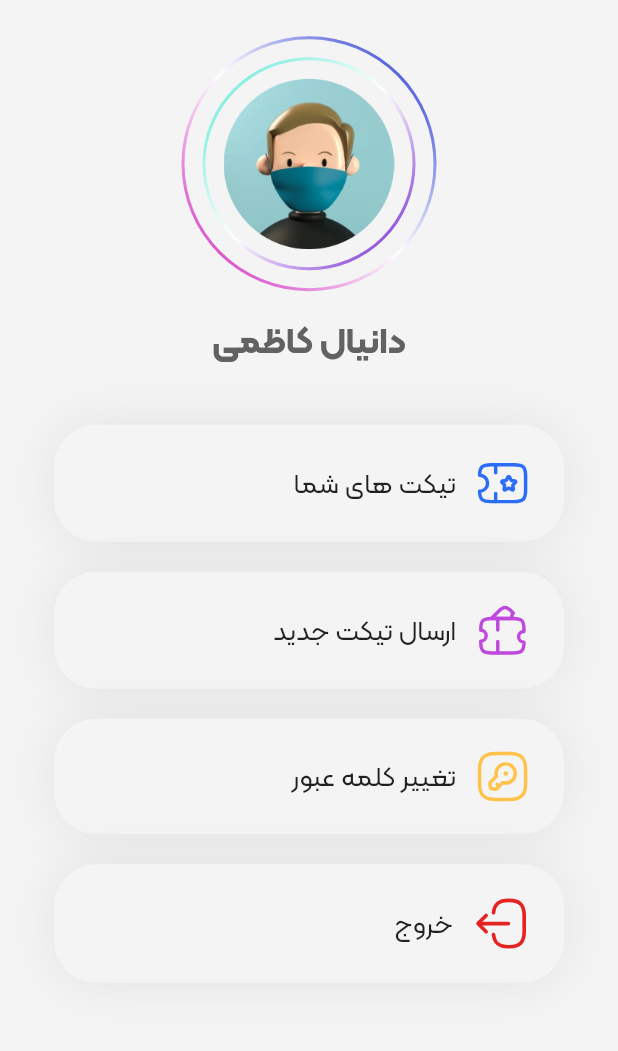
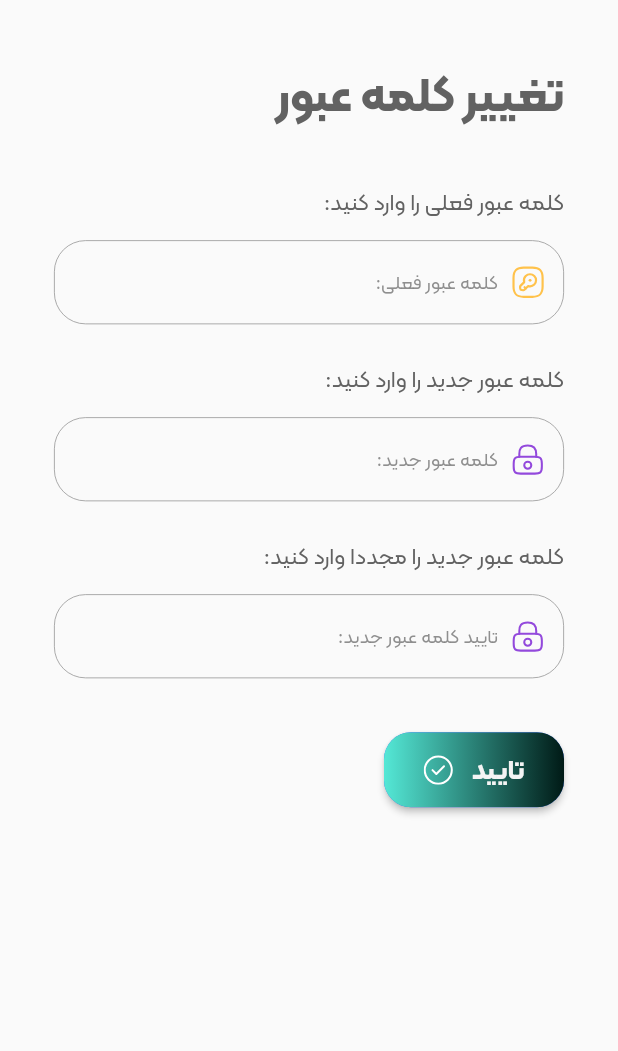
Before and after one commit to hojat2079/Ticketban, a Flutter app: the screen it shows after launch, on a phone screen of 412 x 824 dp, the part 94-1145 px from its top. Run offline on Flutter 3.47's test engine with Material 2 defaults, Android fonts, the phone set to English and light mode, and no system bars; our stand-ins replace dio, equatable, flutter_bloc, flutter_svg, get_it.

Commit message:
feat add change-pass screen

```diff
--- a/lib/gen/assets.gen.dart
+++ b/lib/gen/assets.gen.dart
@@ -37,8 +37,14 @@ class $AssetsImageSvgGen {
   SvgGenImage get allTicket =>
       const SvgGenImage('assets/image/svg/all_ticket.svg');
 
+  /// File path: assets/image/svg/check.svg
+  SvgGenImage get check => const SvgGenImage('assets/image/svg/check.svg');
+
   /// File path: assets/image/svg/exit.svg
   SvgGenImage get exit => const SvgGenImage('assets/image/svg/exit.svg');
+
+  /// File path: assets/image/svg/lock.svg
+  SvgGenImage get lock => const SvgGenImage('assets/image/svg/lock.svg');
 
   /// File path: assets/image/svg/logo.svg
   SvgGenImage get logo => const SvgGenImage('assets/image/svg/logo.svg');
--- a/lib/main.dart
+++ b/lib/main.dart
@@ -1,6 +1,7 @@
 import 'package:flutter/material.dart';
 import 'package:ticketban_mobile/di/app.dart';
 import 'package:ticketban_mobile/presentation/route.dart';
+import 'package:ticketban_mobile/presentation/screen/change_password/change_password.dart';
 import 'package:ticketban_mobile/presentation/screen/home/home.dart';
 import 'package:ticketban_mobile/presentation/theme.dart';
 
@@ -29,7 +30,7 @@ class _MyAppState extends State<MyApp> {
       // onGenerateRoute: _appRoute.onGenerateRoute,
       home: const Directionality(
         textDirection: TextDirection.rtl,
-        child: HomeScreen(),
+        child: ChangePasswordScreen(),
       ),
     );
   }
--- a/lib/presentation/color.dart
+++ b/lib/presentation/color.dart
@@ -64,4 +64,13 @@ class LightColorPalette {
     begin: Alignment.topLeft,
     end: Alignment.bottomRight,
   );
+
+  static const defaultOkButton = LinearGradient(
+    colors: [
+      Color(0xff001A16),
+      Color(0xff54E8D6),
+    ],
+    begin: Alignment.centerRight,
+    end: Alignment.centerLeft,
+  );
 }
--- a/lib/presentation/component/dimension.dart
+++ b/lib/presentation/component/dimension.dart
@@ -4,6 +4,7 @@ import 'package:flutter/material.dart';
 const BorderRadius circular32 = BorderRadius.all(Radius.circular(32));
 const BorderRadius circular28 = BorderRadius.all(Radius.circular(28));
 const BorderRadius circular16 = BorderRadius.all(Radius.circular(16));
+const BorderRadius circular18 = BorderRadius.all(Radius.circular(18));
 const BorderRadius circular10 = BorderRadius.all(Radius.circular(10));
 const BorderRadius circular14 = BorderRadius.all(Radius.circular(14));
 const BorderRadius circular21 = BorderRadius.all(Radius.circular(21));
@@ -37,7 +38,11 @@ const sizedBoxH32 = SizedBox(height: 32);
 const sizedBoxH48 = SizedBox(height: 48);
 
 //size
-const Size buttonSize = Size(96, 44);
+const Size authButtonSize = Size(96, 44);
+const double authButtonSizeWidth = 96;
+const double authButtonSizeHeight = 44;
+const double homeButtonSizeWidth = 120;
+const double homeButtonSizeHeight = 50;
 const Size size0 = Size(0, 0);
 const double dividerSize = 1;
 const double iconSize = 20;
--- a/lib/presentation/component/widget/custom_textfield.dart
+++ b/lib/presentation/component/widget/custom_textfield.dart
@@ -14,7 +14,7 @@ class CustomTextField extends StatelessWidget {
   }) : super(key: key);
 
   final bool obscure = false;
-  final TextEditingController controller;
+  final TextEditingController? controller;
   final int? maxLength;
   final TextInputType keyboardType;
   final String hint;
@@ -26,7 +26,9 @@ class CustomTextField extends StatelessWidget {
   Widget build(BuildContext context) {
     final ThemeData themeData = Theme.of(context);
     return TextField(
-      style: themeData.textTheme.bodyText2,
+      style: themeData.textTheme.bodyText2!.copyWith(
+        fontWeight: FontWeight.w500,
+      ),
       controller: controller,
       maxLines: 1,
       maxLength: maxLength,
@@ -48,8 +50,10 @@ class CustomTextField extends StatelessWidget {
         label: Text(
           hint,
           style: themeData.textTheme.bodyText2!.apply(
-            color: themeData.textTheme.bodyText2!.color!.withOpacity(0.7),
-          ),
+              color: themeData.colorScheme.onSurface.withOpacity(
+                0.7,
+              ),
+              fontSizeFactor: 0.9),
         ),
         prefixIconConstraints: const BoxConstraints(
           minWidth: iconSize,
--- a/lib/presentation/component/widget/gradiant_button.dart
+++ b/lib/presentation/component/widget/gradiant_button.dart
@@ -6,7 +6,11 @@ class GradiantButton extends StatelessWidget {
   final Gradient gradient;
   final Function() onTap;
   final String label;
+  final Widget? icon;
   final TextStyle? textStyle;
+  final double width;
+  final double height;
+  final BorderRadius borderRadius;
 
   const GradiantButton({
     Key? key,
@@ -14,6 +18,10 @@ class GradiantButton extends StatelessWidget {
     required this.onTap,
     this.textStyle,
     required this.label,
+    this.icon,
+    this.width = authButtonSizeWidth,
+    this.height = authButtonSizeHeight,
+    this.borderRadius = circular16,
   }) : super(key: key);
 
   @override
@@ -22,29 +30,37 @@ class GradiantButton extends StatelessWidget {
       onPressed: onTap,
       style: ButtonStyle(
           shape: MaterialStateProperty.all(
-            const RoundedRectangleBorder(
-              borderRadius: circular16,
+            RoundedRectangleBorder(
+              borderRadius: borderRadius,
             ),
           ),
           tapTargetSize: MaterialTapTargetSize.shrinkWrap,
-          maximumSize: MaterialStateProperty.all(buttonSize),
+          maximumSize: MaterialStateProperty.all(Size(width, height)),
           padding: MaterialStateProperty.all(padding0)),
       child: Ink(
         decoration: BoxDecoration(
           gradient: gradient,
-          borderRadius: circular16,
+          borderRadius: borderRadius,
         ),
         child: Center(
           child: Container(
             alignment: Alignment.center,
             constraints: BoxConstraints(
-              minWidth: buttonSize.width,
-              minHeight: buttonSize.height,
+              minWidth: width,
+              minHeight: height,
             ),
-            child: Text(
-              label,
-              textAlign: TextAlign.center,
-              style: textStyle,
+            child: Row(
+              mainAxisAlignment: MainAxisAlignment.center,
+              crossAxisAlignment: CrossAxisAlignment.center,
+              children: [
+                Text(
+                  label,
+                  textAlign: TextAlign.center,
+                  style: textStyle,
+                ),
+                if (icon != null) sizedBoxW12,
+                if (icon != null) icon!,
+              ],
             ),
           ),
         ),
--- a/lib/presentation/route.dart
+++ b/lib/presentation/route.dart
@@ -7,6 +7,7 @@ import 'package:ticketban_mobile/presentation/screen/auth/forget_password_screen
 import 'package:ticketban_mobile/presentation/screen/auth/login_screen.dart';
 import 'package:ticketban_mobile/presentation/screen/auth/otp_container.dart';
 import 'package:ticketban_mobile/presentation/screen/auth/register_screen.dart';
+import 'package:ticketban_mobile/presentation/screen/change_password/change_password.dart';
 import 'package:ticketban_mobile/presentation/screen/home/home.dart';
 
 class AppRoute {
@@ -90,6 +91,13 @@ class AppRoute {
             child: HomeScreen(),
           );
         });
+      case ChangePasswordScreen.route:
+        return MaterialPageRoute(builder: (context) {
+          return const Directionality(
+            textDirection: TextDirection.rtl,
+            child: ChangePasswordScreen(),
+          );
+        });
       default:
         throw Exception('root is not valid');
     }
--- a/lib/presentation/screen/auth/forget_password_screen.dart
+++ b/lib/presentation/screen/auth/forget_password_screen.dart
@@ -52,7 +52,7 @@ class _ForgetPasswordScreenState extends State<ForgetPasswordScreen> {
               hint: 'شماره تلفن',
               prefixIcon: Padding(
                 padding: paddingSuffixIcon,
-                child: Assets.image.svg.phone.svg(),
+                child: Assets.image.svg.phone.svg(width: 24),
               ),
               maxLength: 11,
             ),
--- a/lib/presentation/screen/auth/login_screen.dart
+++ b/lib/presentation/screen/auth/login_screen.dart
@@ -116,7 +116,7 @@ class _LoginScreenState extends State<LoginScreen> {
                 hint: 'شماره تلفن',
                 prefixIcon: Padding(
                   padding: paddingSuffixIcon,
-                  child: Assets.image.svg.phone.svg(),
+                  child: Assets.image.svg.phone.svg(width: 24),
                 ),
                 maxLength: 11,
               ),
@@ -127,7 +127,7 @@ class _LoginScreenState extends State<LoginScreen> {
                 isPassword: true,
                 prefixIcon: Padding(
                   padding: paddingSuffixIcon,
-                  child: Assets.image.svg.password.svg(),
+                  child: Assets.image.svg.password.svg(width: 24),
                 ),
                 suffixIcon: InkWell(
                   customBorder: const CircleBorder(),
--- a/lib/presentation/screen/auth/register_screen.dart
+++ b/lib/presentation/screen/auth/register_screen.dart
@@ -94,7 +94,7 @@ class _RegisterScreenState extends State<RegisterScreen> {
                     hint: 'نام و نام خانوادگی',
                     prefixIcon: Padding(
                       padding: paddingSuffixIcon,
-                      child: Assets.image.svg.person.svg(),
+                      child: Assets.image.svg.person.svg(width: 24),
                     ),
                   ),
                   sizedBoxH16,
@@ -104,7 +104,7 @@ class _RegisterScreenState extends State<RegisterScreen> {
                     hint: 'شماره تلفن',
                     prefixIcon: Padding(
                       padding: paddingSuffixIcon,
-                      child: Assets.image.svg.phone.svg(),
+                      child: Assets.image.svg.phone.svg(width: 24),
                     ),
                     maxLength: 11,
                   ),
@@ -115,7 +115,7 @@ class _RegisterScreenState extends State<RegisterScreen> {
                     isPassword: true,
                     prefixIcon: Padding(
                       padding: paddingSuffixIcon,
-                      child: Assets.image.svg.password.svg(),
+                      child: Assets.image.svg.password.svg(width: 24),
                     ),
                     suffixIcon: InkWell(
                       customBorder: const CircleBorder(),
--- /dev/null
+++ b/lib/presentation/screen/change_password/change_password.dart
@@ -0,0 +1,99 @@
+import 'package:flutter/material.dart';
+import 'package:flutter/services.dart';
+import 'package:ticketban_mobile/gen/assets.gen.dart';
+import 'package:ticketban_mobile/presentation/color.dart';
+import 'package:ticketban_mobile/presentation/component/dimension.dart';
+import 'package:ticketban_mobile/presentation/component/widget/custom_textfield.dart';
+import 'package:ticketban_mobile/presentation/component/widget/gradiant_button.dart';
+import 'package:ticketban_mobile/presentation/screen/home/appbar.dart';
+
+class ChangePasswordScreen extends StatelessWidget {
+  static const String route = 'ch-pass';
+  static const String head = 'تغییر کلمه عبور';
+
+  const ChangePasswordScreen({Key? key}) : super(key: key);
+
+  @override
+  Widget build(BuildContext context) {
+    final ThemeData themeData = Theme.of(context);
+    SystemChrome.setSystemUIOverlayStyle(SystemUiOverlayStyle(
+      statusBarColor: themeData.colorScheme.surface,
+      statusBarIconBrightness: Brightness.dark,
+    ));
+    return Scaffold(
+      body: SafeArea(
+        child: SingleChildScrollView(
+          child: Padding(
+            padding: padding36H,
+            child: Column(
+              crossAxisAlignment: CrossAxisAlignment.start,
+              children: [
+                sizedBoxH24,
+                const HomeAppBar(),
+                sizedBoxH36,
+                Text(
+                  'تغییر کلمه عبور',
+                  style: themeData.textTheme.headline2,
+                ),
+                sizedBoxH32,
+                Text(
+                  'کلمه عبور فعلی را وارد کنید:',
+                  style: themeData.textTheme.subtitle2,
+                ),
+                sizedBoxH12,
+                CustomTextField(
+                  hint: 'کلمه عبور فعلی:',
+                  controller: null,
+                  isPassword: true,
+                  prefixIcon: Padding(
+                    padding: paddingSuffixIcon,
+                    child: Assets.image.svg.passwordItem.svg(width: 24),
+                  ),
+                ),
+                sizedBoxH24,
+                Text(
+                  'کلمه عبور جدید را وارد کنید:',
+                  style: themeData.textTheme.subtitle2,
+                ),
+                sizedBoxH12,
+                CustomTextField(
+                  hint: 'کلمه عبور جدید:',
+                  controller: null,
+                  prefixIcon: Padding(
+                    padding: paddingSuffixIcon,
+                    child: Assets.image.svg.lock.svg(width: 24),
+                  ),
+                ),
+                sizedBoxH24,
+                Text(
+                  'کلمه عبور جدید را مجددا وارد کنید:',
+                  style: themeData.textTheme.subtitle2,
+                ),
+                sizedBoxH12,
+                CustomTextField(
+                  hint: 'تایید کلمه عبور جدید:',
+                  controller: null,
+                  prefixIcon: Padding(
+                    padding: paddingSuffixIcon,
+                    child: Assets.image.svg.lock.svg(width: 24),
+                  ),
+                ),
+                sizedBoxH36,
+                GradiantButton(
+                  gradient: LightColorPalette.defaultOkButton,
+                  onTap: () {},
+                  label: 'تایید',
+                  icon: Assets.image.svg.check.svg(width: 20),
+                  textStyle: themeData.textTheme.button,
+                  height: homeButtonSizeHeight,
+                  width: homeButtonSizeWidth,
+                  borderRadius: circular18,
+                )
+              ],
+            ),
+          ),
+        ),
+      ),
+    );
+  }
+}
--- a/lib/presentation/screen/home/home.dart
+++ b/lib/presentation/screen/home/home.dart
@@ -5,6 +5,7 @@ import 'package:flutter/services.dart';
 import 'package:ticketban_mobile/gen/assets.gen.dart';
 import 'package:ticketban_mobile/presentation/color.dart';
 import 'package:ticketban_mobile/presentation/component/dimension.dart';
+import 'package:ticketban_mobile/presentation/screen/change_password/change_password.dart';
 import 'package:ticketban_mobile/presentation/screen/home/appbar.dart';
 import 'package:ticketban_mobile/presentation/screen/home/avatar.dart';
 import 'package:ticketban_mobile/presentation/screen/home/menu_item.dart';
@@ -63,14 +64,16 @@ class HomeScreen extends StatelessWidget {
                 CustomMenuItem(
                   icon: Assets.image.svg.passwordItem.svg(),
                   text: Text(item3, style: themeData.textTheme.subtitle1),
-                  onTap: () {},
+                  onTap: () {
+                    Navigator.pushNamed(context, ChangePasswordScreen.route);
+                  },
                 ),
                 sizedBoxH20,
                 CustomMenuItem(
                   icon: Assets.image.svg.exit.svg(),
                   text: Text(item4, style: themeData.textTheme.subtitle1),
-                  onTap: () {
-                    showCustomDialog(
+                  onTap: () async {
+                    await showCustomDialog(
                         context: context,
                         title: 'آیا از خروج خود اطمینان دارید؟',
                         themeData: themeData);
@@ -88,9 +91,10 @@ class HomeScreen extends StatelessWidget {
     required BuildContext context,
     required String title,
     required ThemeData themeData,
-  }) {
-    showDialog(
+  }) async {
+    await showDialog(
       context: context,
+      barrierColor: null,
       builder: (context) {
         return Directionality(
           textDirection: TextDirection.rtl,
--- a/lib/presentation/theme.dart
+++ b/lib/presentation/theme.dart
@@ -36,7 +36,7 @@ class AppThemeConfig {
         onSurface = LightColorPalette.blackTextColor,
         divider = LightColorPalette.grey,
         primaryV = LightColorPalette.darkBlue,
-        icon = LightColorPalette.blackTextColor,
+        icon = LightColorPalette.white,
         inverseSurface = LightColorPalette.whiteShadow;
 
   ThemeData getTheme() {
@@ -52,7 +52,7 @@ class AppThemeConfig {
             inverseSurface: inverseSurface,
             onSurface: onSurface),
         textTheme: TextTheme(
-          bodyText2: defaultTextStyle.copyWith(color: onPrimary),
+          bodyText2: defaultTextStyle,
           headline6: defaultTextStyle.copyWith(
             color: onSurface,
             fontSize: 16,
@@ -68,8 +68,19 @@ class AppThemeConfig {
             fontSize: 24,
             fontWeight: FontWeight.w800,
           ),
+          headline2: defaultTextStyle.copyWith(
+            color: onSurface,
+            fontSize: 32,
+            fontWeight: FontWeight.w800,
+          ),
           subtitle1: defaultTextStyle.copyWith(
+            color: onSurface,
             fontSize: 18,
+          ),
+          subtitle2: defaultTextStyle.copyWith(
+            color: onSurface,
+            fontSize: 15,
+            fontWeight: FontWeight.w500,
           ),
           headline4: defaultTextStyle.copyWith(
             color: onSurface,
--- a/pubspec.yaml
+++ b/pubspec.yaml
@@ -39,7 +39,6 @@ dependencies:
   flutter_svg: ^1.1.1+1
   equatable: ^2.0.3
   flutter_bloc: ^8.0.1
-
 
 dev_dependencies:
   flutter_test:
```
Also changed, not shown: assets/image/svg/check.svg (added), assets/image/svg/lock.svg (added).
